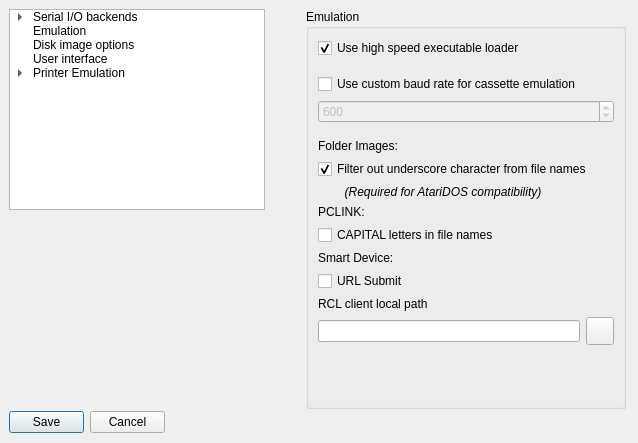
Qt form optionsdialog.ui (RespeQt/RespeQt) before a commit.
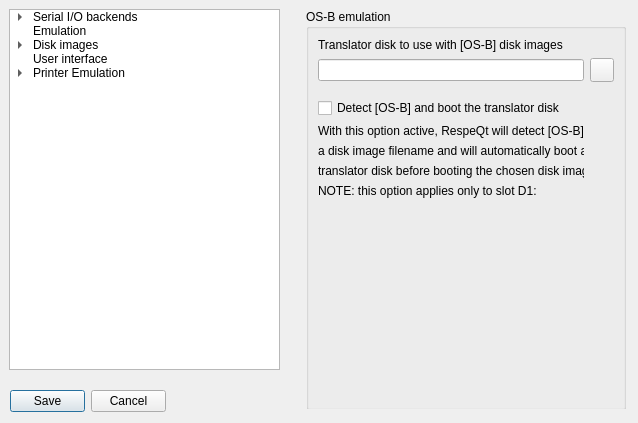
The same form after that commit. Icons and pictures are not drawn.

Commit message: Added support for running a Translator for disk images needing OS-B

Diff of the .ui file:
```diff
--- a/optionsdialog.ui
+++ b/optionsdialog.ui
@@ -10,7 +10,7 @@
     <x>0</x>
     <y>0</y>
     <width>638</width>
-    <height>443</height>
+    <height>423</height>
    </rect>
   </property>
   <property name="sizePolicy">
@@ -33,8 +33,8 @@
     <rect>
      <x>9</x>
      <y>9</y>
-     <width>256</width>
-     <height>201</height>
+     <width>271</width>
+     <height>361</height>
     </rect>
    </property>
    <property name="sizePolicy">
@@ -90,8 +90,21 @@
    </item>
    <item>
     <property name="text">
-     <string>Disk image options</string>
+     <string>Disk images</string>
     </property>
+    <property name="flags">
+     <set>ItemIsDragEnabled|ItemIsUserCheckable|ItemIsEnabled</set>
+    </property>
+    <item>
+     <property name="text">
+      <string>Image options</string>
+     </property>
+    </item>
+    <item>
+     <property name="text">
+      <string>OS-B emulation</string>
+     </property>
+    </item>
    </item>
    <item>
     <property name="text">
@@ -133,7 +146,7 @@
     </sizepolicy>
    </property>
    <property name="currentIndex">
-    <number>3</number>
+    <number>12</number>
    </property>
    <widget class="QWidget" name="page_serialPort">
     <layout class="QVBoxLayout" name="verticalLayout_2">
@@ -2039,12 +2052,132 @@
      </layout>
     </widget>
    </widget>
+   <widget class="QWidget" name="page_2">
+    <widget class="QGroupBox" name="traceGroup_2">
+     <property name="geometry">
+      <rect>
+       <x>0</x>
+       <y>0</y>
+       <width>320</width>
+       <height>401</height>
+      </rect>
+     </property>
+     <property name="minimumSize">
+      <size>
+       <width>258</width>
+       <height>208</height>
+      </size>
+     </property>
+     <property name="title">
+      <string>OS-B emulation</string>
+     </property>
+     <layout class="QGridLayout" name="gridLayout_7">
+      <item row="17" column="0">
+       <widget class="QCheckBox" name="translatorAutomaticDetection">
+        <property name="text">
+         <string>Detect [OS-B] and boot the translator disk</string>
+        </property>
+       </widget>
+      </item>
+      <item row="23" column="0">
+       <spacer name="traceSpacer_2">
+        <property name="orientation">
+         <enum>Qt::Vertical</enum>
+        </property>
+        <property name="sizeHint" stdset="0">
+         <size>
+          <width>20</width>
+          <height>40</height>
+         </size>
+        </property>
+       </spacer>
+      </item>
+      <item row="11" column="0">
+       <widget class="QLineEdit" name="translatorDiskImagePath">
+        <property name="text">
+         <string/>
+        </property>
+       </widget>
+      </item>
+      <item row="12" column="0">
+       <spacer name="verticalSpacer_6">
+        <property name="orientation">
+         <enum>Qt::Vertical</enum>
+        </property>
+        <property name="sizeType">
+         <enum>QSizePolicy::Fixed</enum>
+        </property>
+        <property name="sizeHint" stdset="0">
+         <size>
+          <width>20</width>
+          <height>10</height>
+         </size>
+        </property>
+       </spacer>
+      </item>
+      <item row="11" column="1">
+       <widget class="QToolButton" name="translatorSelectButton">
+        <property name="enabled">
+         <bool>true</bool>
+        </property>
+        <property name="minimumSize">
+         <size>
+          <width>24</width>
+          <height>24</height>
+         </size>
+        </property>
+        <property name="maximumSize">
+         <size>
+          <width>24</width>
+          <height>24</height>
+         </size>
+        </property>
+       </widget>
+      </item>
+      <item row="10" column="0">
+       <widget class="QLabel" name="warning2_6">
+        <property name="text">
+         <string>Translator disk to use with [OS-B] disk images</string>
+        </property>
+       </widget>
+      </item>
+      <item row="18" column="0">
+       <widget class="QLabel" name="warning2_2">
+        <property name="text">
+         <string>With this option active, RespeQt will detect [OS-B] in</string>
+        </property>
+       </widget>
+      </item>
+      <item row="19" column="0">
+       <widget class="QLabel" name="warning2_3">
+        <property name="text">
+         <string>a disk image filename and will automatically boot a</string>
+        </property>
+       </widget>
+      </item>
+      <item row="20" column="0">
+       <widget class="QLabel" name="warning2_4">
+        <property name="text">
+         <string>translator disk before booting the chosen disk image.</string>
+        </property>
+       </widget>
+      </item>
+      <item row="21" column="0">
+       <widget class="QLabel" name="warning2_5">
+        <property name="text">
+         <string>NOTE: this option applies only to slot D1:</string>
+        </property>
+       </widget>
+      </item>
+     </layout>
+    </widget>
+   </widget>
   </widget>
   <widget class="QDialogButtonBox" name="buttonBox">
    <property name="geometry">
     <rect>
-     <x>9</x>
-     <y>411</y>
+     <x>10</x>
+     <y>390</y>
      <width>156</width>
      <height>23</height>
     </rect>
```
Left out of the diff: 17 changed lines with no effect on the pictures. The commit also changes 14 other files.
